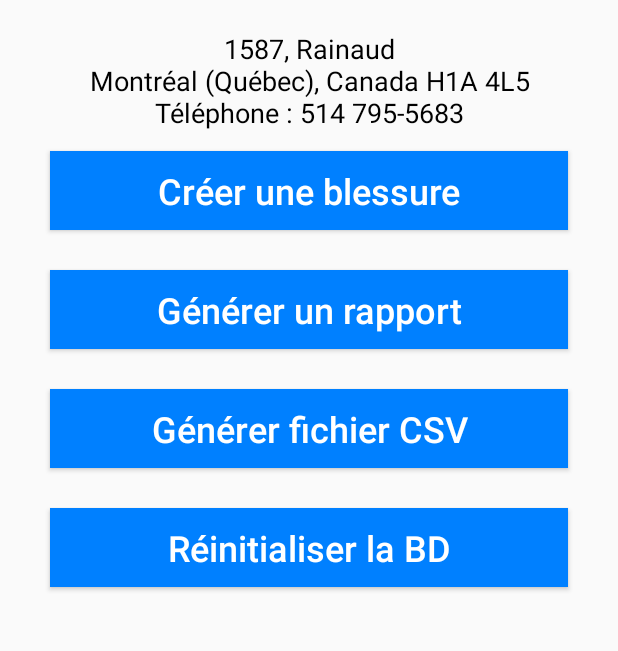
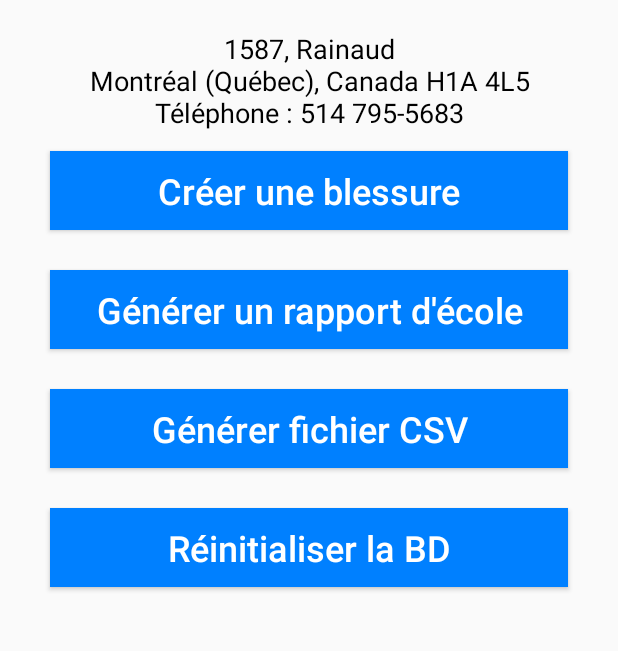
Before and after one commit to sisowath/AccesAthletique, an Android app: the screen it shows after launch (MainActivity), on a phone screen of 412 x 824 dp, the part 206-857 px from its top. Run offline under Robolectric (Android 15) with nearby library versions, the phone set to English and light mode, and no system bars; libraries missing offline, so code that uses them is left out: com.itextpdf.text.

Commit message:
Version du 05 mai 2016 (15h25) Par SUON, Samnang
FAIT :
+ Modifications minimes à la demande du client.

À FAIRE :
+ Est-ce qu'il y a un moyen de modifier la couleur du calendrier dans "Créer une blessure" parce qu'il est vert sur la tablette...

```diff
--- a/app/src/main/java/www/samnang_alex/com/applicationaccesathletique/views/CreerUneBlessureActivity.java
+++ b/app/src/main/java/www/samnang_alex/com/applicationaccesathletique/views/CreerUneBlessureActivity.java
@@ -572,8 +572,8 @@ public class CreerUneBlessureActivity extends Activity {
                     atxtNumeroJoueur.requestFocus();
                 } else {
                     AlertDialog.Builder alertDialogBuilder = new AlertDialog.Builder(CreerUneBlessureActivity.this);
+                    alertDialogBuilder.setTitle("Avertissement");
                     alertDialogBuilder.setMessage("Attention ! Êtes-vous sûr de vouloir sauvegarder le rapport ?");
-
                     alertDialogBuilder.setPositiveButton("Oui", new DialogInterface.OnClickListener() {
                         @Override
                         public void onClick(DialogInterface arg0, int arg1) {
@@ -667,7 +667,7 @@ public class CreerUneBlessureActivity extends Activity {
                             TextView messageTextView = (TextView) group.getChildAt(0);
                             messageTextView.setTextColor(Color.WHITE);
                             messageTextView.setBackgroundColor(Color.parseColor("#66e166"));
-                            messageTextView.setTextSize(36);
+                            messageTextView.setTextSize(24);
                             toast.show();
                             finish();
                         }
--- a/app/src/main/res/layout/content_main.xml
+++ b/app/src/main/res/layout/content_main.xml
@@ -61,7 +61,7 @@
             android:layout_marginTop="40dp"
             android:layout_marginLeft="100dp"
             android:layout_marginRight="100dp"
-            android:text="Générer un rapport"
+            android:text="Générer un rapport d'école"
             android:textAlignment="center"
             android:textSize="24sp"
             android:textAllCaps="false"/>
```
